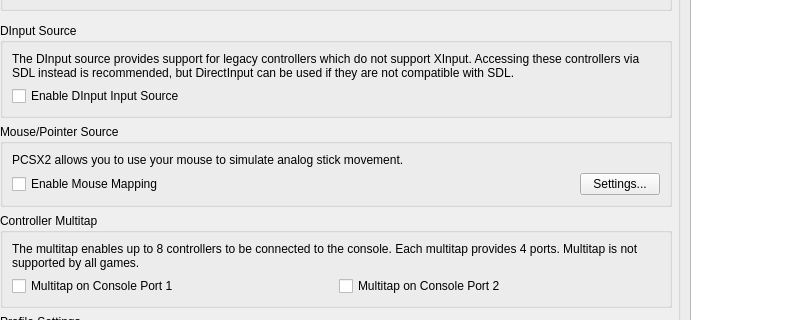
First picture: the form in pcsx2-qt/Settings/ControllerGlobalSettingsWidget.ui, repository PenguinVRLab/PenguinScreen2, before the edit; both pictures show x 0 to 808 and y 240 to 560 of the 902 by 665 pixel window.
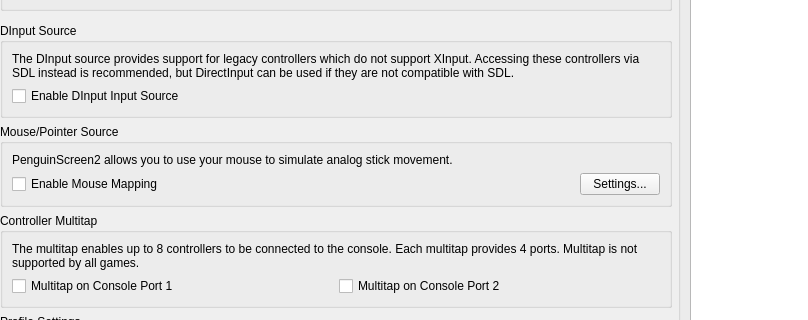
Second picture: the form after the edit. Icons and pictures are not drawn.

Commit message:
PenguinScreen2 1.0-rc2
The 1.0-rc2 source, in one commit on top of the two import layers below it
(the PCSX2 fork base and the vendored Khronos OpenXR SDK), so that the diff
against them shows what PenguinScreen2 changes in upstream PCSX2.
The release is tag v1.0-rc2.

Diff of the .ui file:
```diff
--- a/pcsx2-qt/Settings/ControllerGlobalSettingsWidget.ui
+++ b/pcsx2-qt/Settings/ControllerGlobalSettingsWidget.ui
@@ -210,7 +210,7 @@
       <item row="0" column="0" colspan="2">
        <widget class="QLabel" name="label_7">
         <property name="text">
-         <string>PCSX2 allows you to use your mouse to simulate analog stick movement.</string>
+         <string>PenguinScreen2 allows you to use your mouse to simulate analog stick movement.</string>
         </property>
         <property name="textInteractionFlags">
          <set>Qt::TextBrowserInteraction</set>
```
The commit also changes 1123 other files.
